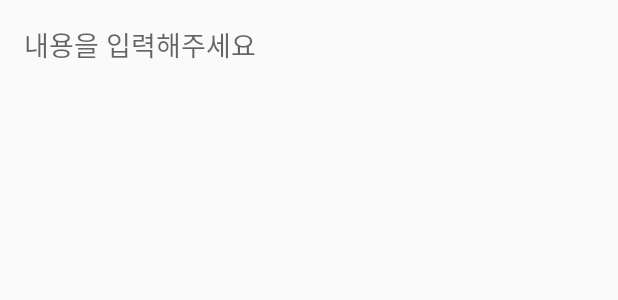
After one commit to hyeonjjung/LeeHyoLee, an Android app: the layout create_task.xml on its own in the app's theme, with its tools: preview values and no code run, on a phone screen of 412 x 824 dp. The commit adds this screen. Shown: the top 300 px of the screen. Run offline under Robolectric (Android 15) with nearby library versions, the phone set to English and light mode, and no system bars.

Commit message:
Task List

```diff
--- a/app/src/main/java/com/project/hci/ajou/leehyolee/MainActivity.java
+++ b/app/src/main/java/com/project/hci/ajou/leehyolee/MainActivity.java
@@ -50,9 +50,10 @@ public class MainActivity extends AppCompatActivity {
         setContentView(R.layout.activity_main);
 
         BottomNavigationView navigation = (BottomNavigationView) findViewById(R.id.navigation);
+        navigation.setSelectedItemId(R.id.navigation_timer);
         navigation.setOnNavigationItemSelectedListener(mOnNavigationItemSelectedListener);
         FragmentTransaction transaction = getSupportFragmentManager().beginTransaction();
-        transaction.add(R.id.frame_layout, Calendar.newInstance()).commit();
+        transaction.add(R.id.frame_layout, Timer.newInstance()).commit();
 
         DBManager dbManager = new DBManager(getBaseContext());
 
--- /dev/null
+++ b/app/src/main/res/drawable/cursordrawable.xml
@@ -0,0 +1,6 @@
+<?xml version="1.0" encoding="utf-8"?>
+<shape xmlns:android="http://schemas.android.com/apk/res/android"
+    android:shape="rectangle">
+    <solid android:color="@color/colorPrimary" />
+    <size android:width="3dp" />
+</shape>
--- /dev/null
+++ b/app/src/main/res/layout/create_task.xml
@@ -0,0 +1,17 @@
+<?xml version="1.0" encoding="utf-8"?>
+<LinearLayout xmlns:android="http://schemas.android.com/apk/res/android"
+    android:id="@+id/create_task"
+    android:layout_width="match_parent"
+    android:layout_height="match_parent"
+    android:orientation="vertical"
+    android:padding="16dp">
+
+    <EditText
+        android:id="@+id/userInput"
+        android:layout_width="match_parent"
+        android:layout_height="wrap_content"
+        android:background ="@null"
+        android:textCursorDrawable="@drawable/cursordrawable"
+        android:hint="내용을 입력해주세요"
+        android:inputType="text" />
+</LinearLayout>
--- a/app/src/main/res/menu/navigation.xml
+++ b/app/src/main/res/menu/navigation.xml
@@ -8,6 +8,7 @@
 
     <item
         android:id="@+id/navigation_timer"
+        android:checked="true"
         android:icon="@drawable/ic_timer_black_24dp"
         android:title="@string/title_timer" />
 
--- a/app/src/main/res/values/styles.xml
+++ b/app/src/main/res/values/styles.xml
@@ -3,6 +3,7 @@
     <!-- Base application theme. -->
     <style name="AppTheme" parent="Theme.AppCompat.Light.DarkActionBar">
         <!-- Customize your theme here. -->
+        <item name="alertDialogTheme">@style/AlertDialogTheme</item>
         <item name="colorPrimary">@color/colorPrimary</item>
         <item name="colorPrimaryDark">@color/colorPrimaryDark</item>
         <item name="colorAccent">@color/colorAccent</item>
@@ -10,5 +11,15 @@
         <item name="windowActionBar">false</item>
         <item name="windowNoTitle">true</item>
     </style>
+    <style name="AlertDialogTheme" parent="Theme.AppCompat.Light.Dialog.Alert">
+        <item name="buttonBarNegativeButtonStyle">@style/NegativeButtonStyle</item>
+        <item name="buttonBarPositiveButtonStyle">@style/PositiveButtonStyle</item>
+    </style>
+    <style name="NegativeButtonStyle" parent="Widget.AppCompat.Button.ButtonBar.AlertDialog">
+        <item name="android:textColor">@color/taskColor</item>
+    </style>
 
+    <style name="PositiveButtonStyle" parent="Widget.AppCompat.Button.ButtonBar.AlertDialog">
+        <item name="android:textColor">@color/taskColor</item>
+    </style>
 </resources>
```
Also changed, not shown: app/src/main/java/com/project/hci/ajou/leehyolee/AutoTask.java (added, +26 -0 lines), app/src/main/java/com/project/hci/ajou/leehyolee/Task.java (+8 -1 lines), app/src/main/java/com/project/hci/ajou/leehyolee/TaskDB.java (added, +64 -0 lines), app/src/main/java/com/project/hci/ajou/leehyolee/Timer.java (+114 -6 lines), app/src/main/res/layout/fragment_timer.xml (+11 -6 lines), app/src/main/res/menu/longclickmenu.xml (added, +11 -0 lines).
